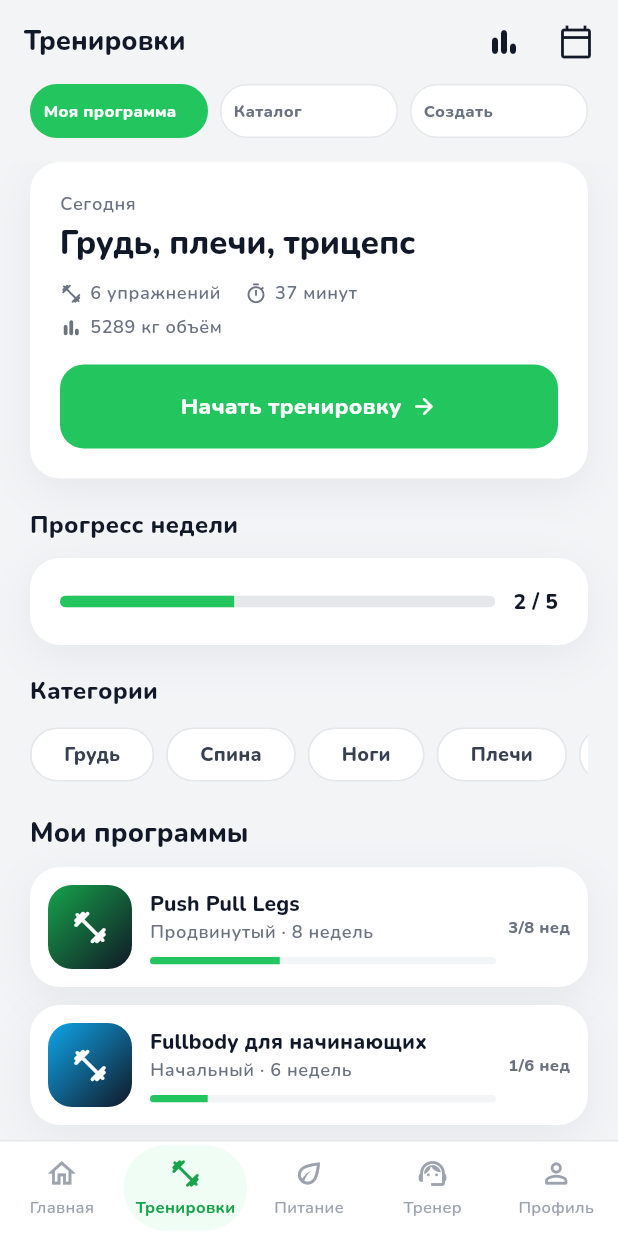
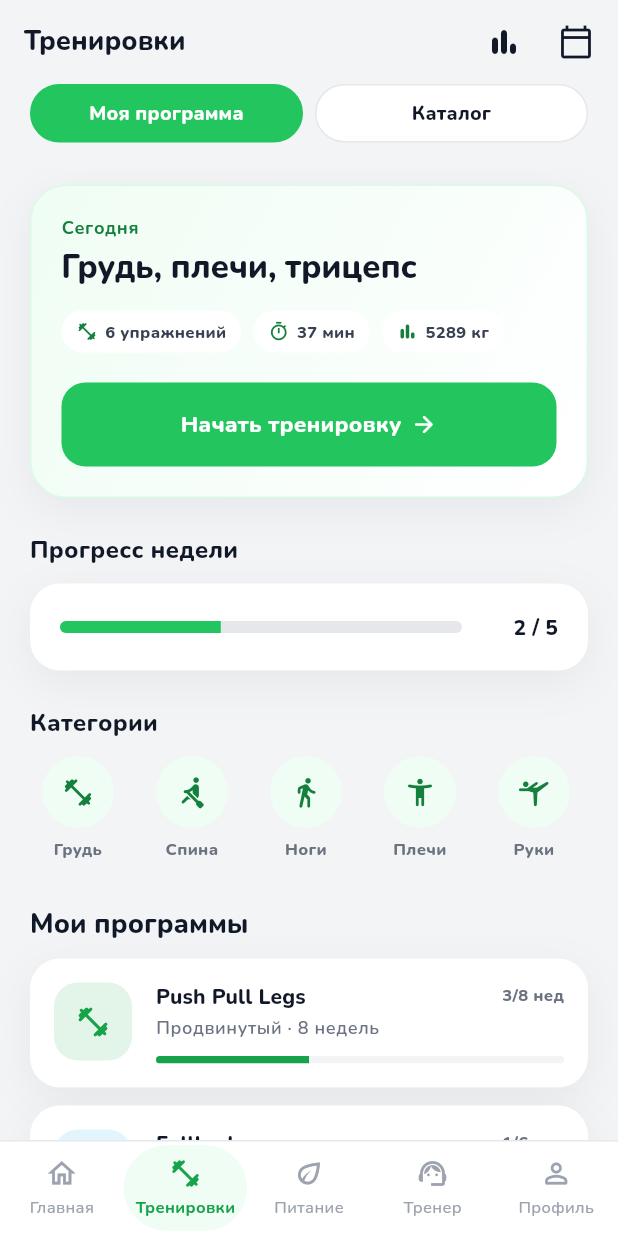
Before and after one commit to maikberi/Razvit.app, a Flutter app: the WorkoutsScreen screen opened by its route, on a phone screen of 412 x 824 dp. Run offline on Flutter 3.47's test engine with Material 3 defaults, Android fonts, the phone set to English and light mode, and no system bars; our stand-ins replace fl_chart, flutter_riverpod, flutter_svg, go_router, google_fonts, google_sign_in and 4 more; missing offline and left inert: dart:html, mobile_scanner; accounts and stored records are empty; statements that could not run were skipped.

Commit message:
Redesign Workouts section in a calmer Apple-style visual language
- Merge the redundant "Создать" tab into "Моя программа" (create_tab.dart
  duplicated my_program_tab.dart's own programs list + create button)
- Center text in SelectableChip globally, fixing off-center labels across
  every filter/segment chip in the app
- Rework "Моя программа": soft-gradient today card with stat pills instead
  of cramped inline icon rows, tonal circle category chips instead of
  ActionChip, fixed-width week counter, stretched/centered PR cards,
  empty state for the recommended-exercises row, centered sheet handle
- Replace ProgramCard's dark gradient icon squares with a calm tonal
  circle matching the new category chip language; add a title/week-count
  header row and tint the progress bar per program
- Polish catalog rows: single-line ellipsis + consistent muted subtitle
  color so long names/equipment strings no longer wrap unevenly
- Fix "Силовые показатели" on the stats screen: it referenced exercise
  ids (bench_press/squat/deadlift) that no longer exist after the
  exercise database rewrite, so the whole section silently rendered empty

Co-Authored-By: Claude Sonnet 5 <noreply@anthropic.com>
Claude-Session: https://claude.ai/code/session_01E87ZnqcH9FajsDQt5UddY9

```diff
--- a/lib/core/widgets/selectable_option.dart
+++ b/lib/core/widgets/selectable_option.dart
@@ -103,6 +103,7 @@ class SelectableChip extends StatelessWidget {
         ),
         child: Text(
           label,
+          textAlign: TextAlign.center,
           maxLines: 1,
           overflow: TextOverflow.ellipsis,
           style: (dense ? Theme.of(context).textTheme.labelSmall : Theme.of(context).textTheme.labelMedium)?.copyWith(
--- a/lib/features/workouts/presentation/tabs/catalog_tab.dart
+++ b/lib/features/workouts/presentation/tabs/catalog_tab.dart
@@ -225,11 +225,23 @@ class _ExerciseRow extends StatelessWidget {
             child: Column(
               crossAxisAlignment: CrossAxisAlignment.start,
               children: [
-                Text(exercise.name, style: Theme.of(context).textTheme.bodyLarge?.copyWith(fontWeight: FontWeight.w700)),
-                Text('${exercise.primaryMuscle.label} · ${exercise.equipment}', style: Theme.of(context).textTheme.bodySmall),
+                Text(
+                  exercise.name,
+                  style: Theme.of(context).textTheme.bodyLarge?.copyWith(fontWeight: FontWeight.w700),
+                  maxLines: 1,
+                  overflow: TextOverflow.ellipsis,
+                ),
+                const SizedBox(height: 2),
+                Text(
+                  '${exercise.primaryMuscle.label} · ${exercise.equipment}',
+                  style: Theme.of(context).textTheme.bodySmall?.copyWith(color: AppColors.ink500),
+                  maxLines: 1,
+                  overflow: TextOverflow.ellipsis,
+                ),
               ],
             ),
           ),
+          const SizedBox(width: 4),
           Icon(
             exercise.isFavorite ? Icons.star_rounded : Icons.star_border_rounded,
             color: exercise.isFavorite ? AppColors.warning : AppColors.ink300,
--- a/lib/features/workouts/presentation/tabs/create_tab.dart
+++ /dev/null
@@ -1,48 +0,0 @@
-import 'package:flutter/material.dart';
-import 'package:flutter_riverpod/flutter_riverpod.dart';
-import 'package:go_router/go_router.dart';
-
-import '../../../../core/theme/app_theme.dart';
-import '../../../../core/widgets/empty_state.dart';
-import '../../../../data/repositories/workout_repository.dart';
-import '../../widgets/program_card.dart';
-
-class CreateTab extends ConsumerWidget {
-  const CreateTab({super.key});
-
-  @override
-  Widget build(BuildContext context, WidgetRef ref) {
-    final customPrograms = ref.watch(allProgramsProvider).where((p) => p.isCustom).toList();
-
-    return ListView(
-      padding: const EdgeInsets.fromLTRB(AppSpacing.lg, 0, AppSpacing.lg, AppSpacing.xxl),
-      children: [
-        if (customPrograms.isEmpty)
-          EmptyState(
-            emoji: '🏗️',
-            title: 'Создай свою первую программу',
-            subtitle: 'Выбери дни, добавь упражнения и RAZVIT соберёт для тебя расписание',
-            actionLabel: 'Создать программу',
-            onAction: () => context.push('/create-program'),
-          )
-        else ...[
-          Text('Мои программы', style: Theme.of(context).textTheme.titleLarge),
-          const SizedBox(height: AppSpacing.sm),
-          for (final p in customPrograms) ...[
-            ProgramCard(program: p),
-            const SizedBox(height: AppSpacing.sm),
-          ],
-          const SizedBox(height: AppSpacing.sm),
-          SizedBox(
-            width: double.infinity,
-            child: ElevatedButton.icon(
-              onPressed: () => context.push('/create-program'),
-              icon: const Icon(Icons.add_rounded),
-              label: const Text('Создать ещё одну программу'),
-            ),
-          ),
-        ],
-      ],
-    );
-  }
-}
--- a/lib/features/workouts/presentation/tabs/my_program_tab.dart
+++ b/lib/features/workouts/presentation/tabs/my_program_tab.dart
@@ -11,6 +11,16 @@ import '../../../../data/models/workout_session.dart';
 import '../../../../data/repositories/workout_repository.dart';
 import '../../widgets/program_card.dart';
 import '../widgets/exercise_media.dart' as media;
+
+IconData _muscleIcon(MuscleGroup g) => switch (g) {
+      MuscleGroup.chest => Icons.fitness_center_rounded,
+      MuscleGroup.back => Icons.rowing_rounded,
+      MuscleGroup.legs => Icons.directions_walk_rounded,
+      MuscleGroup.shoulders => Icons.accessibility_new_rounded,
+      MuscleGroup.arms => Icons.sports_gymnastics_rounded,
+      MuscleGroup.abs => Icons.self_improvement_rounded,
+      MuscleGroup.cardio => Icons.favorite_rounded,
+    };
 
 class MyProgramTab extends ConsumerWidget {
   const MyProgramTab({super.key, this.onCategoryTap});
@@ -34,10 +44,10 @@ class MyProgramTab extends ConsumerWidget {
     final weekProgress = (doneThisWeek / targetPerWeek).clamp(0.0, 1.0);
 
     return ListView(
-      padding: const EdgeInsets.fromLTRB(AppSpacing.lg, 0, AppSpacing.lg, AppSpacing.xxl),
+      padding: const EdgeInsets.fromLTRB(AppSpacing.lg, AppSpacing.sm, AppSpacing.lg, AppSpacing.xxl),
       children: [
         _TodayCard(title: today.title, exercises: today.exercises.length, minutes: today.estimatedDuration.inMinutes, volume: today.estimatedVolumeKg),
-        const SizedBox(height: AppSpacing.lg),
+        const SizedBox(height: AppSpacing.xl),
         Text('Прогресс недели', style: Theme.of(context).textTheme.titleMedium),
         const SizedBox(height: AppSpacing.sm),
         AppCard(
@@ -49,33 +59,30 @@ class MyProgramTab extends ConsumerWidget {
                   child: LinearProgressIndicator(value: weekProgress, minHeight: 8, backgroundColor: Theme.of(context).dividerColor),
                 ),
               ),
-              const SizedBox(width: AppSpacing.sm),
-              Text('$doneThisWeek / $targetPerWeek', style: Theme.of(context).textTheme.titleSmall),
+              const SizedBox(width: AppSpacing.md),
+              SizedBox(
+                width: 48,
+                child: Text('$doneThisWeek / $targetPerWeek', textAlign: TextAlign.end, style: Theme.of(context).textTheme.titleSmall),
+              ),
             ],
           ),
         ),
-        const SizedBox(height: AppSpacing.lg),
+        const SizedBox(height: AppSpacing.xl),
         Text('Категории', style: Theme.of(context).textTheme.titleMedium),
         const SizedBox(height: AppSpacing.sm),
         SizedBox(
-          height: 40,
+          height: 76,
           child: ListView.separated(
             scrollDirection: Axis.horizontal,
             itemCount: MuscleGroup.values.length,
-            separatorBuilder: (_, __) => const SizedBox(width: 8),
+            separatorBuilder: (_, __) => const SizedBox(width: AppSpacing.sm),
             itemBuilder: (context, i) {
               final group = MuscleGroup.values[i];
-              return ActionChip(
-                onPressed: () => onCategoryTap?.call(group),
-                label: Text(group.label),
-                backgroundColor: Theme.of(context).cardTheme.color,
-                side: BorderSide(color: Theme.of(context).dividerColor),
-                shape: RoundedRectangleBorder(borderRadius: BorderRadius.circular(AppRadius.pill)),
-              );
+              return _CategoryChip(group: group, onTap: () => onCategoryTap?.call(group));
             },
           ),
         ),
-        const SizedBox(height: AppSpacing.lg),
+        const SizedBox(height: AppSpacing.xl),
         SectionHeader(title: 'Мои программы'),
         const SizedBox(height: AppSpacing.sm),
         for (final p in programs) ...[
@@ -90,11 +97,17 @@ class MyProgramTab extends ConsumerWidget {
             label: const Text('Создать свою программу'),
           ),
         ),
-        const SizedBox(height: AppSpacing.lg),
+        const SizedBox(height: AppSpacing.xl),
         SectionHeader(title: 'Рекомендуемые упражнения'),
         const SizedBox(height: AppSpacing.sm),
+        if (exercises.isEmpty)
+          Text(
+            'Отмечай упражнения звёздочкой в каталоге — они появятся здесь',
+            style: Theme.of(context).textTheme.bodyMedium?.copyWith(color: AppColors.ink500),
+          )
+        else
           SizedBox(
-          height: 128,
+            height: 132,
             child: ListView.separated(
               scrollDirection: Axis.horizontal,
               itemCount: exercises.length,
@@ -105,25 +118,33 @@ class MyProgramTab extends ConsumerWidget {
               },
             ),
           ),
-        const SizedBox(height: AppSpacing.lg),
+        const SizedBox(height: AppSpacing.xl),
         SectionHeader(title: 'Личные рекорды'),
         const SizedBox(height: AppSpacing.sm),
         Row(
+          crossAxisAlignment: CrossAxisAlignment.stretch,
           children: [
             for (var i = 0; i < records.length; i++) ...[
               if (i > 0) const SizedBox(width: 8),
               Expanded(
                 child: AppCard(
-                  padding: const EdgeInsets.symmetric(vertical: 14, horizontal: 10),
+                  padding: const EdgeInsets.symmetric(vertical: AppSpacing.md, horizontal: 10),
                   onTap: () {
                     final match = catalog.where((e) => e.name == records[i].exerciseName);
                     if (match.isNotEmpty) context.push('/exercise/${match.first.id}');
                   },
                   child: Column(
+                    mainAxisAlignment: MainAxisAlignment.center,
                     children: [
                       Text('${records[i].weightKg.toStringAsFixed(0)} кг', style: Theme.of(context).textTheme.titleMedium),
-                      const SizedBox(height: 2),
-                      Text(records[i].exerciseName, textAlign: TextAlign.center, style: Theme.of(context).textTheme.bodySmall),
+                      const SizedBox(height: 4),
+                      Text(
+                        records[i].exerciseName,
+                        textAlign: TextAlign.center,
+                        maxLines: 2,
+                        overflow: TextOverflow.ellipsis,
+                        style: Theme.of(context).textTheme.bodySmall,
+                      ),
                     ],
                   ),
                 ),
@@ -131,7 +152,7 @@ class MyProgramTab extends ConsumerWidget {
             ],
           ],
         ),
-        const SizedBox(height: AppSpacing.lg),
+        const SizedBox(height: AppSpacing.xl),
         AppCard(
           color: AppColors.green50,
           shadow: false,
@@ -169,6 +190,10 @@ class MyProgramTab extends ConsumerWidget {
   }
 }
 
+/// Карточка "Сегодня" — главная точка входа в раздел, поэтому сделана
+/// заметнее остальных: мягкий зелёный градиент вместо обычной белой
+/// карточки, статы вынесены в отдельные "пилюли" вместо мелких иконок
+/// в строку (легче считать глазами, ровнее выглядит на любой ширине).
 class _TodayCard extends StatelessWidget {
   const _TodayCard({required this.title, required this.exercises, required this.minutes, required this.volume});
   final String title;
@@ -178,24 +203,35 @@ class _TodayCard extends StatelessWidget {
 
   @override
   Widget build(BuildContext context) {
-    return AppCard(
+    return Container(
+      padding: const EdgeInsets.all(AppSpacing.lg),
+      decoration: BoxDecoration(
+        gradient: const LinearGradient(
+          colors: [AppColors.green50, AppColors.white],
+          begin: Alignment.topLeft,
+          end: Alignment.bottomRight,
+        ),
+        borderRadius: BorderRadius.circular(AppRadius.xl),
+        boxShadow: AppShadows.card,
+        border: Border.all(color: AppColors.green100),
+      ),
       child: Column(
         crossAxisAlignment: CrossAxisAlignment.start,
         children: [
-          Text('Сегодня', style: Theme.of(context).textTheme.bodySmall),
+          Text('Сегодня', style: Theme.of(context).textTheme.bodySmall?.copyWith(color: AppColors.green700, fontWeight: FontWeight.w700)),
           const SizedBox(height: 4),
           Text(title, style: Theme.of(context).textTheme.headlineMedium),
-          const SizedBox(height: AppSpacing.sm),
-          Row(
+          const SizedBox(height: AppSpacing.md),
+          Wrap(
+            spacing: 8,
+            runSpacing: 8,
             children: [
-              _stat(context, Icons.fitness_center_rounded, '$exercises упражнений'),
-              const SizedBox(width: 16),
-              _stat(context, Icons.timer_outlined, '$minutes минут'),
+              _StatPill(icon: Icons.fitness_center_rounded, label: '$exercises упражнений'),
+              _StatPill(icon: Icons.timer_outlined, label: '$minutes мин'),
+              _StatPill(icon: Icons.bar_chart_rounded, label: '${volume.round()} кг'),
             ],
           ),
-          const SizedBox(height: 6),
-          _stat(context, Icons.bar_chart_rounded, '${volume.round()} кг объём'),
-          const SizedBox(height: AppSpacing.md),
+          const SizedBox(height: AppSpacing.lg),
           SizedBox(
             width: double.infinity,
             child: ElevatedButton(
@@ -210,15 +246,63 @@ class _TodayCard extends StatelessWidget {
       ),
     );
   }
+}
 
-  Widget _stat(BuildContext context, IconData icon, String label) {
-    return Row(
+class _StatPill extends StatelessWidget {
+  const _StatPill({required this.icon, required this.label});
+  final IconData icon;
+  final String label;
+
+  @override
+  Widget build(BuildContext context) {
+    return Container(
+      padding: const EdgeInsets.symmetric(horizontal: 10, vertical: 6),
+      decoration: BoxDecoration(color: AppColors.white, borderRadius: BorderRadius.circular(AppRadius.pill)),
+      child: Row(
         mainAxisSize: MainAxisSize.min,
         children: [
-        Icon(icon, size: 15, color: AppColors.ink500),
+          Icon(icon, size: 14, color: AppColors.green700),
           const SizedBox(width: 5),
-        Text(label, style: Theme.of(context).textTheme.bodySmall),
+          Text(label, style: Theme.of(context).textTheme.labelSmall?.copyWith(color: AppColors.ink700)),
         ],
+      ),
+    );
+  }
+}
+
+/// Фильтр по группе мышц — иконка в спокойном зелёном круге + подпись,
+/// вместо стандартного ActionChip (тот не вписывался в общий визуальный
+/// язык остального экрана).
+class _CategoryChip extends StatelessWidget {
+  const _CategoryChip({required this.group, required this.onTap});
+  final MuscleGroup group;
+  final VoidCallback onTap;
+
+  @override
+  Widget build(BuildContext context) {
+    return GestureDetector(
+      onTap: onTap,
+      child: SizedBox(
+        width: 64,
+        child: Column(
+          children: [
+            Container(
+              width: 48,
+              height: 48,
+              decoration: const BoxDecoration(color: AppColors.green50, shape: BoxShape.circle),
+              child: Icon(_muscleIcon(group), color: AppColors.green700, size: 22),
+            ),
+            const SizedBox(height: 6),
+            Text(
+              group.label,
+              textAlign: TextAlign.center,
+              maxLines: 1,
+              overflow: TextOverflow.ellipsis,
+              style: Theme.of(context).textTheme.labelSmall,
+            ),
+          ],
+        ),
+      ),
     );
   }
 }
@@ -237,7 +321,7 @@ class _ExerciseThumb extends StatelessWidget {
           crossAxisAlignment: CrossAxisAlignment.start,
           children: [
             media.ExerciseThumb(exercise: exercise, size: 84),
-            const SizedBox(height: 6),
+            const SizedBox(height: 8),
             Text(exercise.name, maxLines: 2, overflow: TextOverflow.ellipsis, style: Theme.of(context).textTheme.labelMedium),
             Text(exercise.primaryMuscle.label, style: Theme.of(context).textTheme.bodySmall),
           ],
@@ -260,7 +344,9 @@ class _ProgramSheet extends StatelessWidget {
           mainAxisSize: MainAxisSize.min,
           crossAxisAlignment: CrossAxisAlignment.start,
           children: [
-            Container(width: 40, height: 4, decoration: BoxDecoration(color: AppColors.ink200, borderRadius: BorderRadius.circular(2))),
+            Center(
+              child: Container(width: 40, height: 4, decoration: BoxDecoration(color: AppColors.ink200, borderRadius: BorderRadius.circular(2))),
+            ),
             const SizedBox(height: AppSpacing.lg),
             Text(program.title, style: Theme.of(context).textTheme.headlineMedium),
             const SizedBox(height: 4),
--- a/lib/features/workouts/presentation/workout_stats_screen.dart
+++ b/lib/features/workouts/presentation/workout_stats_screen.dart
@@ -130,11 +130,11 @@ class _WorkoutStatsScreenState extends ConsumerState<WorkoutStatsScreen> {
             const SizedBox(height: AppSpacing.lg),
             Text('Силовые показатели', style: Theme.of(context).textTheme.titleLarge),
             const SizedBox(height: AppSpacing.sm),
-            _StrengthRow(exerciseId: 'bench_press', title: 'Жим лёжа'),
+            _StrengthRow(exerciseId: 'barbell-bench-press', title: 'Жим лёжа'),
             const SizedBox(height: 8),
-            _StrengthRow(exerciseId: 'squat', title: 'Присед'),
+            _StrengthRow(exerciseId: 'barbell-full-squat', title: 'Присед'),
             const SizedBox(height: 8),
-            _StrengthRow(exerciseId: 'deadlift', title: 'Становая'),
+            _StrengthRow(exerciseId: 'barbell-deadlift', title: 'Становая'),
           ],
         ),
       ),
--- a/lib/features/workouts/presentation/workouts_screen.dart
+++ b/lib/features/workouts/presentation/workouts_screen.dart
@@ -5,11 +5,14 @@ import '../../../core/theme/app_theme.dart';
 import '../../../core/widgets/selectable_option.dart';
 import '../../../data/models/exercise.dart';
 import 'tabs/catalog_tab.dart';
-import 'tabs/create_tab.dart';
 import 'tabs/my_program_tab.dart';
 
-enum _WorkoutsSegment { myProgram, catalog, create }
+enum _WorkoutsSegment { myProgram, catalog }
 
+/// Раздел "Тренировки" — раньше было 3 вкладки (Моя программа / Каталог /
+/// Создать), причём "Создать" почти дублировала блок "Мои программы" из
+/// первой вкладки (тот же список + та же кнопка "Создать программу").
+/// Убрали лишнюю вкладку — два чётких раздела вместо трёх похожих.
 class WorkoutsScreen extends StatefulWidget {
   const WorkoutsScreen({super.key});
 
@@ -30,10 +33,12 @@ class _WorkoutsScreenState extends State<WorkoutsScreen> {
           IconButton(
             onPressed: () => context.push('/workout-stats'),
             icon: const Icon(Icons.bar_chart_rounded),
+            tooltip: 'Статистика',
           ),
           IconButton(
             onPressed: () => context.push('/workout-calendar'),
             icon: const Icon(Icons.calendar_today_outlined),
+            tooltip: 'Календарь',
           ),
           const SizedBox(width: 4),
         ],
@@ -41,13 +46,12 @@ class _WorkoutsScreenState extends State<WorkoutsScreen> {
       body: Column(
         children: [
           Padding(
-            padding: const EdgeInsets.symmetric(horizontal: AppSpacing.lg),
+            padding: const EdgeInsets.fromLTRB(AppSpacing.lg, 0, AppSpacing.lg, AppSpacing.md),
             child: Row(
               children: [
                 Expanded(
                   child: SelectableChip(
                     label: 'Моя программа',
-                    dense: true,
                     selected: _segment == _WorkoutsSegment.myProgram,
                     onTap: () => setState(() => _segment = _WorkoutsSegment.myProgram),
                   ),
@@ -56,24 +60,13 @@ class _WorkoutsScreenState extends State<WorkoutsScreen> {
                 Expanded(
                   child: SelectableChip(
                     label: 'Каталог',
-                    dense: true,
                     selected: _segment == _WorkoutsSegment.catalog,
                     onTap: () => setState(() => _segment = _WorkoutsSegment.catalog),
-                  ),
-                ),
-                const SizedBox(width: 8),
-                Expanded(
-                  child: SelectableChip(
-                    label: 'Создать',
-                    dense: true,
-                    selected: _segment == _WorkoutsSegment.create,
-                    onTap: () => setState(() => _segment = _WorkoutsSegment.create),
                   ),
                 ),
               ],
             ),
           ),
-          const SizedBox(height: AppSpacing.md),
           Expanded(
             child: switch (_segment) {
               _WorkoutsSegment.myProgram => MyProgramTab(
@@ -83,7 +76,6 @@ class _WorkoutsScreenState extends State<WorkoutsScreen> {
                   }),
                 ),
               _WorkoutsSegment.catalog => CatalogTab(initialFilter: _catalogFilter),
-              _WorkoutsSegment.create => const CreateTab(),
             },
           ),
         ],
--- a/lib/features/workouts/widgets/program_card.dart
+++ b/lib/features/workouts/widgets/program_card.dart
@@ -10,48 +10,69 @@ class ProgramCard extends StatelessWidget {
   final WorkoutProgram program;
   final VoidCallback? onTap;
 
-  static const _gradients = [
-    [Color(0xFF16A34A), Color(0xFF111827)],
-    [Color(0xFF0EA5E9), Color(0xFF111827)],
-    [Color(0xFFF59E0B), Color(0xFF111827)],
-    [Color(0xFF8B5CF6), Color(0xFF111827)],
+  static const _tints = [
+    Color(0xFF16A34A),
+    Color(0xFF0EA5E9),
+    Color(0xFFF59E0B),
+    Color(0xFF8B5CF6),
   ];
 
   @override
   Widget build(BuildContext context) {
-    final gradient = _gradients[program.imageSeed % _gradients.length];
+    final tint = _tints[program.imageSeed % _tints.length];
     return AppCard(
       onTap: onTap,
-      padding: const EdgeInsets.all(AppSpacing.sm),
+      padding: const EdgeInsets.all(AppSpacing.md),
       child: Row(
+        crossAxisAlignment: CrossAxisAlignment.start,
         children: [
           Container(
-            width: 56,
-            height: 56,
+            width: 52,
+            height: 52,
             decoration: BoxDecoration(
-              gradient: LinearGradient(colors: gradient, begin: Alignment.topLeft, end: Alignment.bottomRight),
+              color: tint.withValues(alpha: 0.12),
               borderRadius: BorderRadius.circular(AppRadius.md),
             ),
-            child: const Icon(Icons.fitness_center_rounded, color: Colors.white, size: 26),
+            child: Icon(Icons.fitness_center_rounded, color: tint, size: 24),
           ),
-          const SizedBox(width: AppSpacing.sm),
+          const SizedBox(width: AppSpacing.md),
           Expanded(
             child: Column(
               crossAxisAlignment: CrossAxisAlignment.start,
               children: [
-                Text(program.title, style: Theme.of(context).textTheme.titleSmall),
-                const SizedBox(height: 2),
+                Row(
+                  crossAxisAlignment: CrossAxisAlignment.start,
+                  children: [
+                    Expanded(
+                      child: Text(
+                        program.title,
+                        style: Theme.of(context).textTheme.titleSmall,
+                        maxLines: 1,
+                        overflow: TextOverflow.ellipsis,
+                      ),
+                    ),
+                    const SizedBox(width: AppSpacing.sm),
+                    Text(
+                      '${program.currentWeek}/${program.totalWeeks} нед',
+                      style: Theme.of(context).textTheme.labelSmall?.copyWith(color: AppColors.ink500),
+                    ),
+                  ],
+                ),
+                const SizedBox(height: 4),
                 Text('${program.level.label} · ${program.totalWeeks} недель', style: Theme.of(context).textTheme.bodySmall),
-                const SizedBox(height: 8),
+                const SizedBox(height: 10),
                 ClipRRect(
                   borderRadius: BorderRadius.circular(AppRadius.pill),
-                  child: LinearProgressIndicator(value: program.progress, minHeight: 5, backgroundColor: AppColors.ink100),
+                  child: LinearProgressIndicator(
+                    value: program.progress,
+                    minHeight: 5,
+                    backgroundColor: AppColors.ink100,
+                    valueColor: AlwaysStoppedAnimation(tint),
+                  ),
                 ),
               ],
             ),
           ),
-          const SizedBox(width: 8),
-          Text('${program.currentWeek}/${program.totalWeeks} нед', style: Theme.of(context).textTheme.labelSmall),
         ],
       ),
     );
```
Lines whose indentation alone changed are shown as unchanged.
